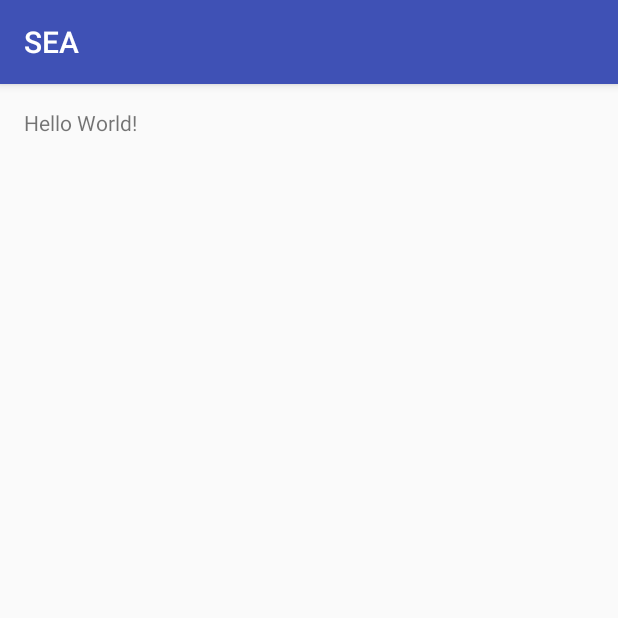
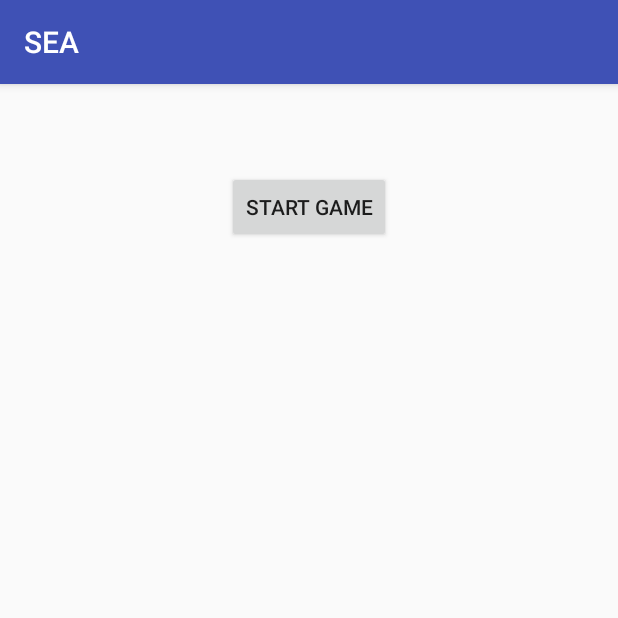
Before and after one commit to tyrtheexile/SEA, an Android app: the screen it shows after launch (MainActivity), on a phone screen of 412 x 824 dp, the top half of it. Run offline under Robolectric (Android 15) with nearby library versions, the phone set to English and light mode, and no system bars.

Commit message:
Created Android Project

```diff
--- a/app/src/main/AndroidManifest.xml
+++ b/app/src/main/AndroidManifest.xml
@@ -15,6 +15,7 @@
                 <category android:name="android.intent.category.LAUNCHER" />
             </intent-filter>
         </activity>
+        <activity android:name=".MainGame"></activity>
     </application>
 
 </manifest>
--- a/app/src/main/java/com/example/zergd/sea/MainActivity.java
+++ b/app/src/main/java/com/example/zergd/sea/MainActivity.java
@@ -1,7 +1,10 @@
 package com.example.zergd.sea;
 
+import android.content.Intent;
 import android.support.v7.app.AppCompatActivity;
 import android.os.Bundle;
+import android.view.View;
+import android.widget.Button;
 
 public class MainActivity extends AppCompatActivity {
 
@@ -9,5 +12,13 @@ public class MainActivity extends AppCompatActivity {
     protected void onCreate(Bundle savedInstanceState) {
         super.onCreate(savedInstanceState);
         setContentView(R.layout.activity_main);
+        Button startGame = (Button) this.findViewById(R.id.StartGame);
+        startGame.setOnClickListener( new View.OnClickListener(){
+            public void onClick(View v){
+                Intent i = new Intent(MainActivity.this, MainGame.class);
+                startActivity(i);
+            }
+        }
+        );
     }
 }
--- a/app/src/main/res/layout/activity_main.xml
+++ b/app/src/main/res/layout/activity_main.xml
@@ -9,8 +9,12 @@
     android:paddingTop="@dimen/activity_vertical_margin"
     tools:context="com.example.zergd.sea.MainActivity">
 
-    <TextView
+    <Button
         android:layout_width="wrap_content"
         android:layout_height="wrap_content"
-        android:text="Hello World!" />
+        android:text="Start Game"
+        android:id="@+id/StartGame"
+        android:layout_alignParentTop="true"
+        android:layout_centerHorizontal="true"
+        android:layout_marginTop="42dp" />
 </RelativeLayout>
```
Also changed, not shown: app/src/main/java/com/example/zergd/sea/MainGame.java (added, +40 -0 lines), app/src/main/res/layout/activity_choice.xml (+51 -0 lines).
